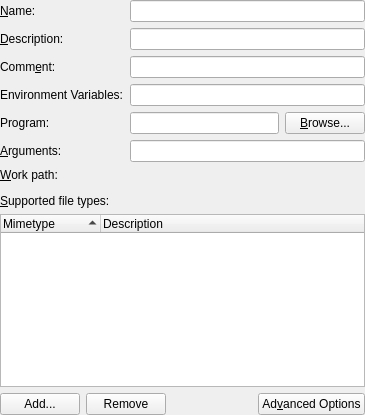
Old version of the form src/widgets/kpropertiesdesktopbase.ui in the repository KDE/kio.
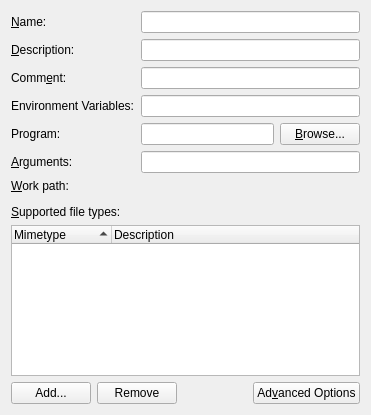
New version of the form. Custom widgets are drawn as their Qt base class.

Commit message: Clean up Properties dialog to follow HIG, improve UX, remove frames and fix padding regression

The edit to the form file:
```diff
--- a/src/widgets/kpropertiesdesktopbase.ui
+++ b/src/widgets/kpropertiesdesktopbase.ui
@@ -11,9 +11,6 @@
    </rect>
   </property>
   <layout class="QVBoxLayout" name="verticalLayout">
-   <property name="margin" stdset="0">
-    <number>0</number>
-   </property>
    <item>
     <layout class="QFormLayout" name="formLayout">
      <item row="0" column="0">
```
The commit also changes 6 other files.
